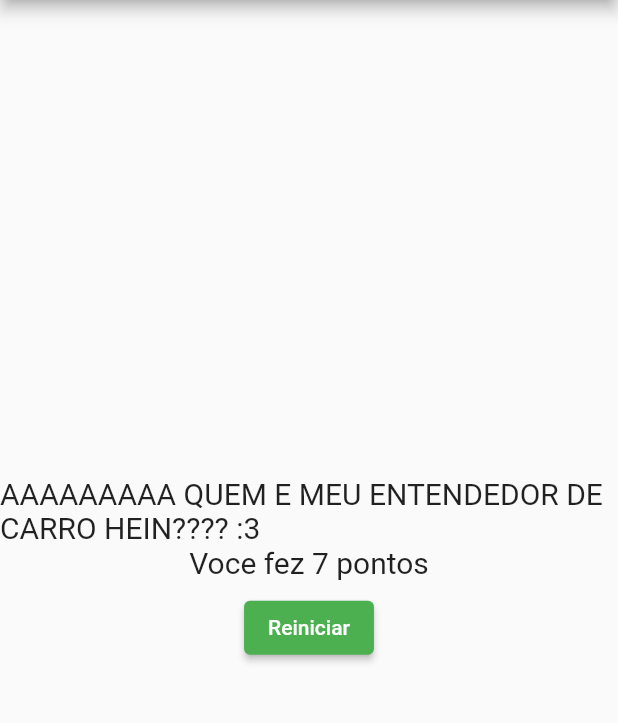
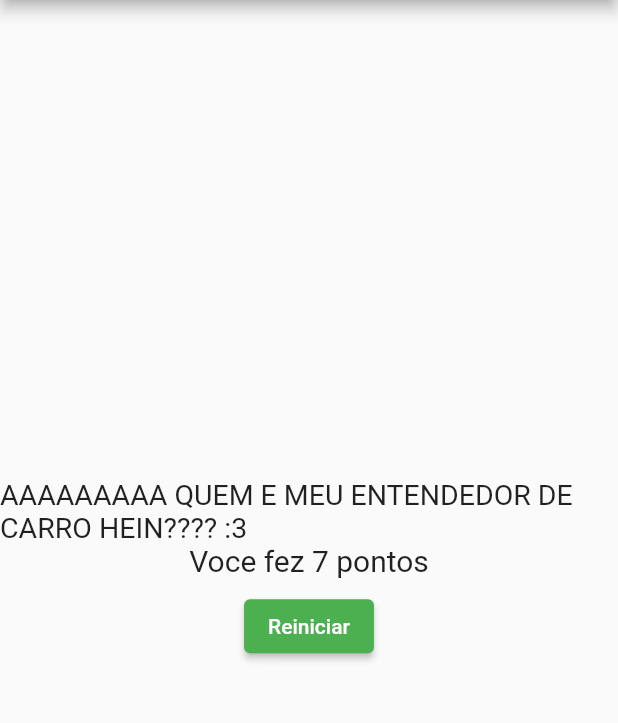
Before and after one commit to jvbt3/Quiz, a Flutter app: the screen it shows after launch, after a tap on "CHEVROLET Camaro", after a tap on "650cv", after a tap on "3,6s", on a phone screen of 412 x 824 dp, the part 84-807 px from its top. Run offline on Flutter 3.47's test engine with Material 2 defaults, Android fonts, the phone set to English and light mode, and no system bars.

Commit message:
teste pull requst

```diff
--- a/lib/Widgets/resultado.dart
+++ b/lib/Widgets/resultado.dart
@@ -31,7 +31,7 @@ class Resultado extends StatelessWidget {
           child: Text(
             fraseResultado,
             style: const TextStyle(
-              fontSize: 20,
+              fontSize: 19,
             ),
           ),
         ),
```
